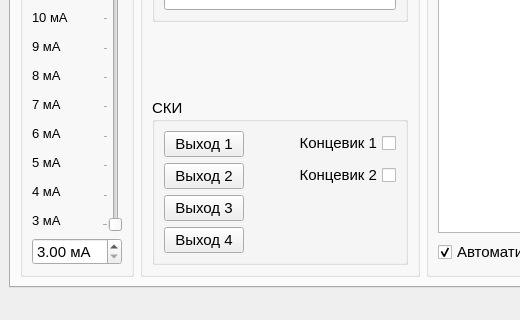
Rekvim/MpiSdk, file MainWindow.ui: the form before one commit; both pictures show x 0 to 520 and y 393 to 713 of the 1046 by 713 pixel window.
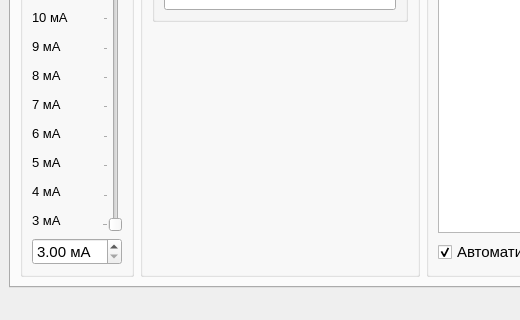
The form after the commit. Custom widgets are drawn as their Qt base class.

The edit to the form file:
```diff
--- a/MainWindow.ui
+++ b/MainWindow.ui
@@ -462,117 +462,6 @@
              </property>
             </spacer>
            </item>
-           <item>
-            <widget class="QGroupBox" name="groupBox_DO">
-             <property name="enabled">
-              <bool>true</bool>
-             </property>
-             <property name="title">
-              <string>СКИ</string>
-             </property>
-             <property name="flat">
-              <bool>false</bool>
-             </property>
-             <property name="checkable">
-              <bool>false</bool>
-             </property>
-             <layout class="QFormLayout" name="formLayout_2">
-              <item row="0" column="0">
-               <widget class="QPushButton" name="pushButton_DO0">
-                <property name="text">
-                 <string>Выход 1</string>
-                </property>
-                <property name="checkable">
-                 <bool>true</bool>
-                </property>
-                <property name="checked">
-                 <bool>false</bool>
-                </property>
-                <property name="flat">
-                 <bool>false</bool>
-                </property>
-               </widget>
-              </item>
-              <item row="1" column="0">
-               <widget class="QPushButton" name="pushButton_DO1">
-                <property name="text">
-                 <string>Выход 2</string>
-                </property>
-                <property name="checkable">
-                 <bool>true</bool>
-                </property>
-                <property name="checked">
-                 <bool>false</bool>
-                </property>
-                <property name="flat">
-                 <bool>false</bool>
-                </property>
-               </widget>
-              </item>
-              <item row="2" column="0">
-               <widget class="QPushButton" name="pushButton_DO2">
-                <property name="text">
-                 <string>Выход 3</string>
-                </property>
-                <property name="checkable">
-                 <bool>true</bool>
-                </property>
-                <property name="checked">
-                 <bool>false</bool>
-                </property>
-                <property name="flat">
-                 <bool>false</bool>
-                </property>
-               </widget>
-              </item>
-              <item row="3" column="0">
-               <widget class="QPushButton" name="pushButton_DO3">
-                <property name="text">
-                 <string>Выход 4</string>
-                </property>
-                <property name="checkable">
-                 <bool>true</bool>
-                </property>
-                <property name="checked">
-                 <bool>false</bool>
-                </property>
-                <property name="flat">
-                 <bool>false</bool>
-                </property>
-               </widget>
-              </item>
-              <item row="0" column="1">
-               <widget class="QCheckBox" name="checkBox_DI1">
-                <property name="layoutDirection">
-                 <enum>Qt::LayoutDirection::RightToLeft</enum>
-                </property>
-                <property name="text">
-                 <string>Концевик 1</string>
-                </property>
-                <property name="checkable">
-                 <bool>true</bool>
-                </property>
-               </widget>
-              </item>
-              <item row="1" column="1">
-               <widget class="QCheckBox" name="checkBox_DI2">
-                <property name="layoutDirection">
-                 <enum>Qt::LayoutDirection::RightToLeft</enum>
-                </property>
-                <property name="text">
-                 <string>Концевик 2</string>
-                </property>
-                <property name="checkable">
-                 <bool>true</bool>
-                </property>
-                <property name="checked">
-                 <bool>false</bool>
-                </property>
-               </widget>
-              </item>
-             </layout>
-            </widget>
-           </item>
           </layout>
          </widget>
         </item>
```
